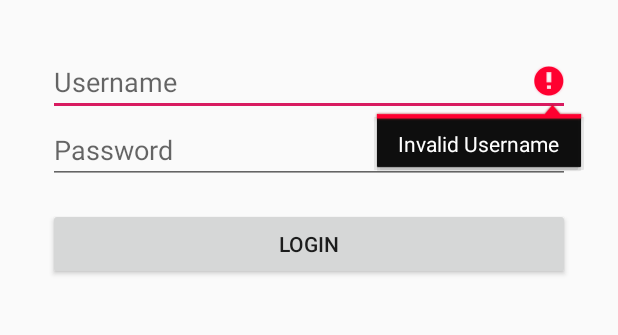
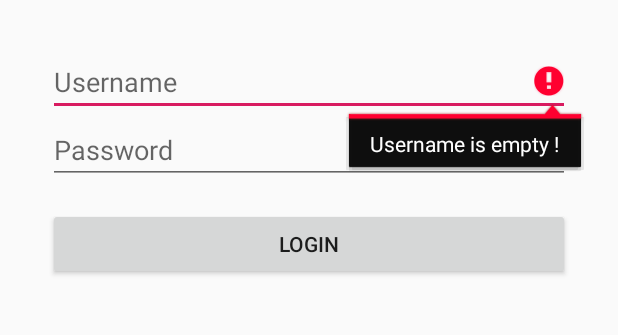
Before and after one commit to sharmadhiraj/EspressoDemo, an Android app: the screen it shows after launch (LoginActivity), after a tap on "LOGIN", on a phone screen of 412 x 824 dp, the part 538-873 px from its top. Run offline under Robolectric (Android 15) with nearby library versions, the phone set to English and light mode, and no system bars.

Commit message:
Add test for empty values in edittext.

```diff
--- a/app/src/main/java/com/sharmadhiraj/espressodemo/LoginActivity.java
+++ b/app/src/main/java/com/sharmadhiraj/espressodemo/LoginActivity.java
@@ -32,8 +32,12 @@ public class LoginActivity extends AppCompatActivity {
     }
 
     private void login() {
-        if (!isValidUsername(edtUsername.getText().toString())) {
+        if (edtUsername.getText().toString().isEmpty()) {
+            edtUsername.setError(getString(R.string.txt_empty_username));
+        } else if (!isValidUsername(edtUsername.getText().toString())) {
             edtUsername.setError(getString(R.string.txt_invalid_username));
+        } else if (edtPassword.getText().toString().isEmpty()) {
+            edtPassword.setError(getString(R.string.txt_empty_password));
         } else if (!isValidPassword(edtPassword.getText().toString())) {
             edtPassword.setError(getString(R.string.txt_invalid_password));
         } else {
--- a/app/src/main/res/values/strings.xml
+++ b/app/src/main/res/values/strings.xml
@@ -4,6 +4,8 @@
     <string name="txt_username">Username</string>
     <string name="txt_password">Password</string>
     <string name="txt_welcome_user">Welcome User !</string>
-    <string name="txt_invalid_username">Invalid Username</string>
-    <string name="txt_invalid_password">Invalid Password</string>
+    <string name="txt_invalid_username">Username is invalid !</string>
+    <string name="txt_invalid_password">Password is invalid !</string>
+    <string name="txt_empty_username">Username is empty !</string>
+    <string name="txt_empty_password">Password is empty!</string>
 </resources>
```
Also changed, not shown: 1 other file.
